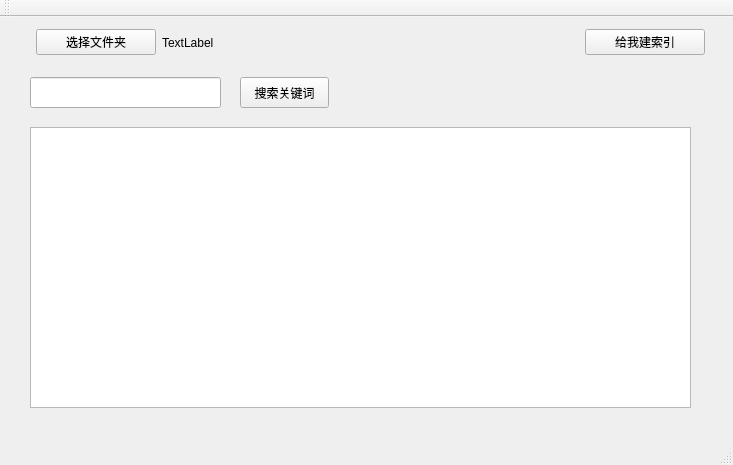
Before: the Qt Designer form mainwindow.ui in Ozal220/Oz-Desktop-Search-tools, drawn with Qt 5.
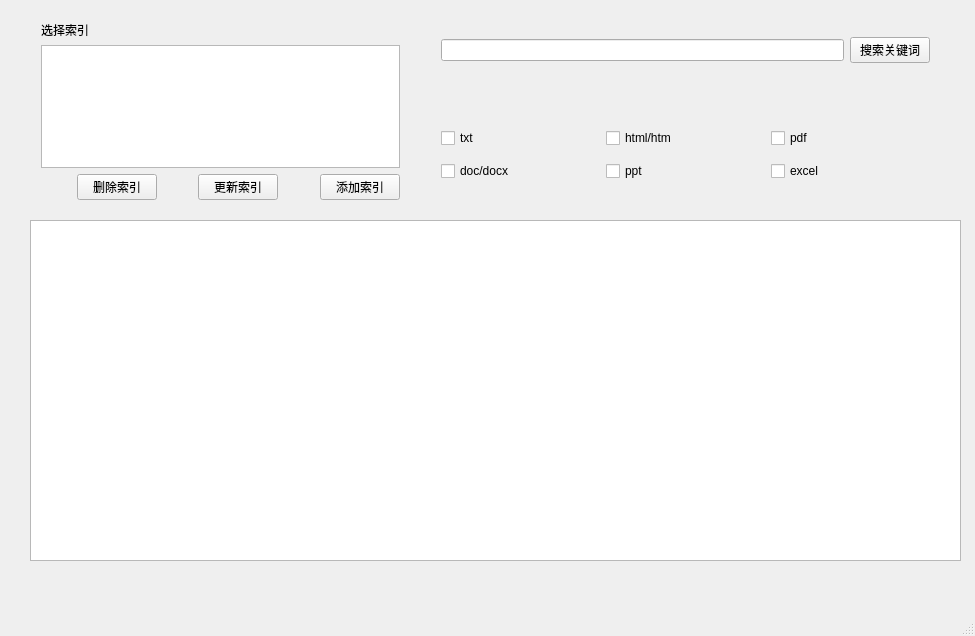
After: the same form once the commit is applied.

Commit message: 修改界面1.0

Diff of the .ui file:
```diff
--- a/mainwindow.ui
+++ b/mainwindow.ui
@@ -6,8 +6,8 @@
    <rect>
     <x>0</x>
     <y>0</y>
-    <width>733</width>
-    <height>465</height>
+    <width>975</width>
+    <height>636</height>
    </rect>
   </property>
   <property name="windowTitle">
@@ -18,79 +18,182 @@
     <property name="geometry">
      <rect>
       <x>30</x>
-      <y>110</y>
-      <width>661</width>
-      <height>281</height>
+      <y>220</y>
+      <width>931</width>
+      <height>341</height>
      </rect>
     </property>
    </widget>
-   <widget class="QPushButton" name="searchButton">
+   <widget class="QWidget" name="horizontalLayoutWidget_2">
     <property name="geometry">
      <rect>
-      <x>240</x>
-      <y>60</y>
-      <width>89</width>
-      <height>31</height>
-     </rect>
-    </property>
-    <property name="text">
-     <string>搜索关键词</string>
-    </property>
-   </widget>
-   <widget class="QWidget" name="horizontalLayoutWidget">
-    <property name="geometry">
-     <rect>
-      <x>25</x>
+      <x>430</x>
       <y>0</y>
-      <width>691</width>
-      <height>51</height>
+      <width>511</width>
+      <height>101</height>
      </rect>
     </property>
-    <layout class="QHBoxLayout" name="horizontalLayout">
+    <layout class="QHBoxLayout" name="horizontalLayout_2">
      <item>
-      <widget class="QPushButton" name="choiceDirButton">
-       <property name="maximumSize">
-        <size>
-         <width>120</width>
-         <height>16777215</height>
-        </size>
+      <widget class="QLineEdit" name="searchLine"/>
+     </item>
+     <item>
+      <widget class="QPushButton" name="searchButton">
+       <property name="text">
+        <string>搜索关键词</string>
        </property>
+      </widget>
+     </item>
+    </layout>
+   </widget>
+   <widget class="QWidget" name="gridLayoutWidget">
+    <property name="geometry">
+     <rect>
+      <x>430</x>
+      <y>110</y>
+      <width>511</width>
+      <height>91</height>
+     </rect>
+    </property>
+    <layout class="QGridLayout" name="gridLayout">
+     <item row="0" column="1">
+      <widget class="QCheckBox" name="htmBox">
        <property name="text">
-        <string>选择文件夹</string>
+        <string>html/htm</string>
        </property>
       </widget>
      </item>
-     <item>
-      <widget class="QLabel" name="DirLabel">
+     <item row="0" column="0">
+      <widget class="QCheckBox" name="txtBox">
        <property name="text">
-        <string>TextLabel</string>
+        <string>txt</string>
        </property>
       </widget>
      </item>
-     <item>
-      <widget class="QPushButton" name="pushButton">
-       <property name="maximumSize">
-        <size>
-         <width>120</width>
-         <height>16777215</height>
-        </size>
+     <item row="2" column="1">
+      <widget class="QCheckBox" name="checkBox_3">
+       <property name="text">
+        <string>ppt</string>
        </property>
+      </widget>
+     </item>
+     <item row="0" column="2">
+      <widget class="QCheckBox" name="pdfBox">
        <property name="text">
-        <string>给我建索引</string>
+        <string>pdf</string>
        </property>
       </widget>
      </item>
+     <item row="2" column="0">
+      <widget class="QCheckBox" name="docBox">
+       <property name="text">
+        <string>doc/docx</string>
+       </property>
+      </widget>
+     </item>
+     <item row="2" column="2">
+      <widget class="QCheckBox" name="checkBox_6">
+       <property name="text">
+        <string>excel</string>
+       </property>
+      </widget>
+     </item>
     </layout>
    </widget>
-   <widget class="QLineEdit" name="searchLine">
+   <widget class="QWidget" name="verticalLayoutWidget">
     <property name="geometry">
      <rect>
       <x>30</x>
-      <y>60</y>
-      <width>191</width>
-      <height>31</height>
+      <y>10</y>
+      <width>381</width>
+      <height>201</height>
      </rect>
     </property>
+    <layout class="QVBoxLayout" name="verticalLayout">
+     <item>
+      <widget class="QLabel" name="label">
+       <property name="text">
+        <string>选择索引</string>
+       </property>
+      </widget>
+     </item>
+     <item>
+      <widget class="QListWidget" name="indexList"/>
+     </item>
+     <item>
+      <layout class="QHBoxLayout" name="horizontalLayout">
+       <item>
+        <spacer name="horizontalSpacer">
+         <property name="orientation">
+          <enum>Qt::Horizontal</enum>
+         </property>
+         <property name="sizeHint" stdset="0">
+          <size>
+           <width>40</width>
+           <height>20</height>
+          </size>
+         </property>
+        </spacer>
+       </item>
+       <item>
+        <widget class="QPushButton" name="deleteIndexButton">
+         <property name="text">
+          <string>删除索引</string>
+         </property>
+        </widget>
+       </item>
+       <item>
+        <spacer name="horizontalSpacer_2">
+         <property name="orientation">
+          <enum>Qt::Horizontal</enum>
+         </property>
+         <property name="sizeHint" stdset="0">
+          <size>
+           <width>40</width>
+           <height>20</height>
+          </size>
+         </property>
+        </spacer>
+       </item>
+       <item>
+        <widget class="QPushButton" name="updateIndexButton">
+         <property name="text">
+          <string>更新索引</string>
+         </property>
+        </widget>
+       </item>
+       <item>
+        <spacer name="horizontalSpacer_3">
+         <property name="orientation">
+          <enum>Qt::Horizontal</enum>
+         </property>
+         <property name="sizeHint" stdset="0">
+          <size>
+           <width>40</width>
+           <height>20</height>
+          </size>
+         </property>
+        </spacer>
+       </item>
+       <item>
+        <widget class="QPushButton" name="addIndexButton">
+         <property name="maximumSize">
+          <size>
+           <width>120</width>
+           <height>16777215</height>
+          </size>
+         </property>
+         <property name="layoutDirection">
+          <enum>Qt::LeftToRight</enum>
+         </property>
+         <property name="text">
+          <string>添加索引</string>
+         </property>
+        </widget>
+       </item>
+      </layout>
+     </item>
+    </layout>
    </widget>
   </widget>
   <widget class="QMenuBar" name="menuBar">
@@ -103,14 +206,6 @@
     </rect>
    </property>
   </widget>
-  <widget class="QToolBar" name="mainToolBar">
-   <attribute name="toolBarArea">
-    <enum>TopToolBarArea</enum>
-   </attribute>
-   <attribute name="toolBarBreak">
-    <bool>false</bool>
-   </attribute>
-  </widget>
   <widget class="QStatusBar" name="statusBar"/>
  </widget>
  <layoutdefault spacing="6" margin="11"/>
```
Left out of the diff: 4 changed lines with no effect on the pictures. The commit also changes 5 other files.
